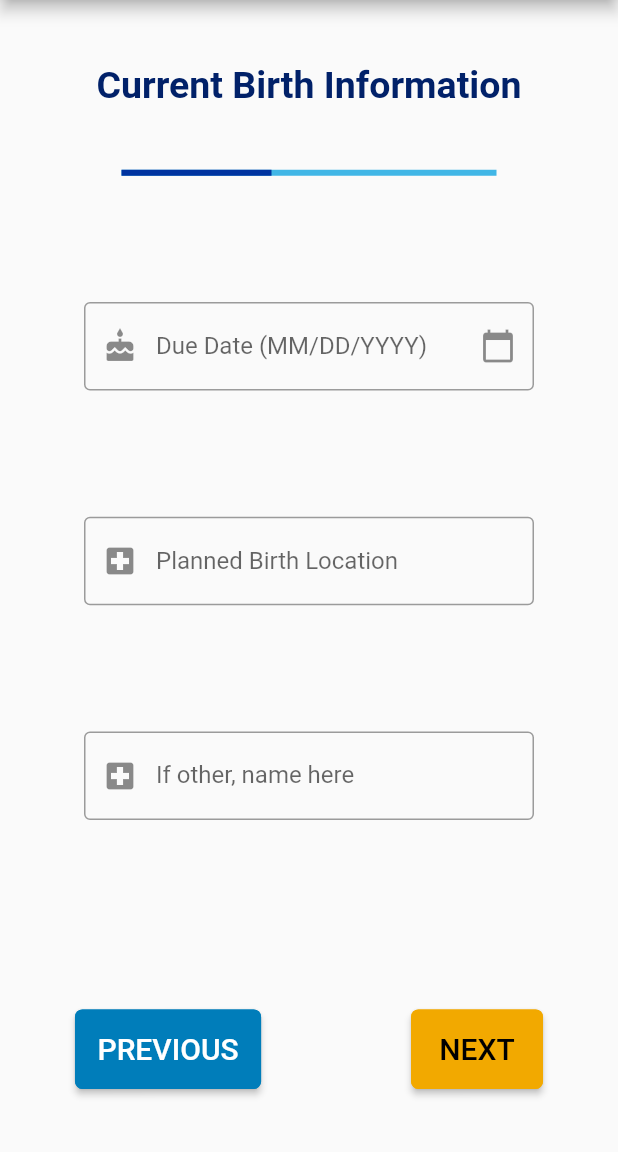
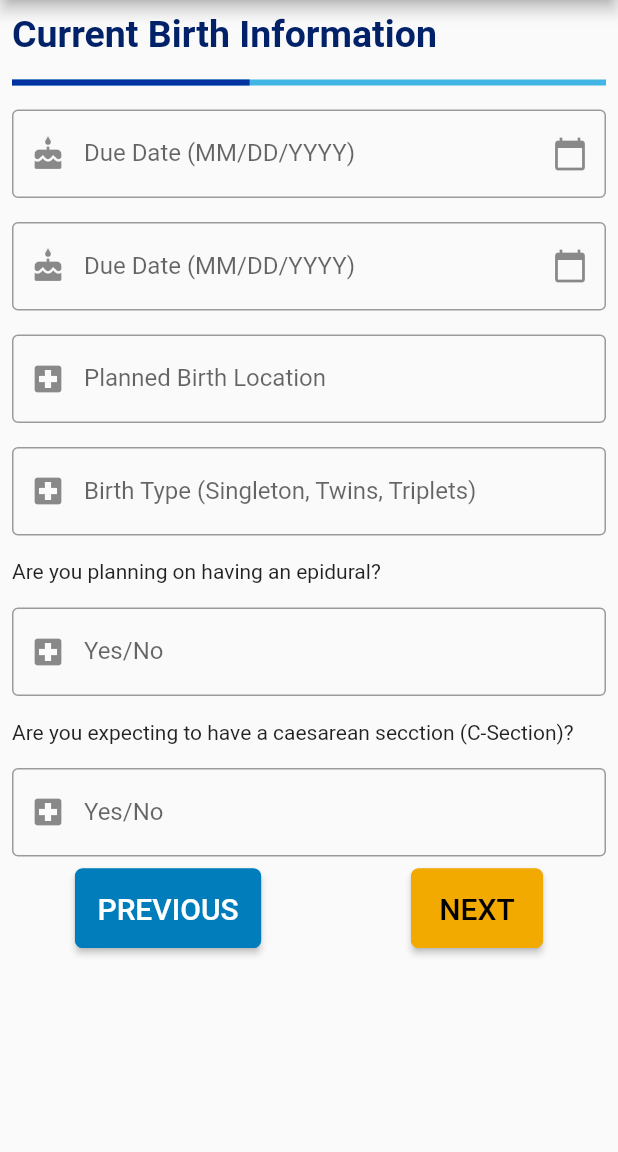
Before and after one commit to atlantadoulaconnect/adc-app, a Flutter app: the ClientAppCurrentBirthInfoPage screen opened directly with empty values, on a phone screen of 412 x 824 dp, the part 84-1236 px from its top. Run offline on Flutter 3.47's test engine with Material 2 defaults, Android fonts, the phone set to English and light mode, and no system bars; our stand-ins replace cloud_firestore, cloud_functions, firebase_auth; missing offline and left inert: calendarro; accounts and stored records are empty.

```diff
--- a/adc_app/lib/screens/applications/client_app.dart
+++ b/adc_app/lib/screens/applications/client_app.dart
@@ -521,11 +521,12 @@ class _ClientAppCurrentBirthInfoPageState
           child: Form(
             key: _formKey,
             autovalidate: false,
-        child: Column(
-          mainAxisAlignment: MainAxisAlignment.center,
+            child: ListView(
+              //mainAxisAlignment: MainAxisAlignment.center,
               children: <Widget>[
-            Spacer(),
-            Text(
+                Padding(
+                    padding: const EdgeInsets.all(8.0),
+                    child: Text(
                       'Current Birth Information',
                       style: TextStyle(
                         fontFamily: 'Roboto',
@@ -534,8 +535,10 @@ class _ClientAppCurrentBirthInfoPageState
                         fontSize: 25,
                       ),
                     ),
-            Spacer(),
-            Container(
+                ),
+                Padding(
+                    padding: const EdgeInsets.all(8.0),
+                    child: Container(
                       width: 250,
                       child: LinearProgressIndicator(
                         backgroundColor: themeColors['skyBlue'],
@@ -544,10 +547,10 @@ class _ClientAppCurrentBirthInfoPageState
                         value: 0.4,
                       ),
                     ),
-            Spacer(
-              flex: 2,
                 ),
-            Container(
+                Padding(
+                    padding: const EdgeInsets.all(8.0),
+                    child: Container(
                       width: 300.0,
                       child: TextFormField(
                         autocorrect: false,
@@ -566,10 +569,32 @@ class _ClientAppCurrentBirthInfoPageState
                         },
                       ),
                     ),
-            Spacer(
-              flex: 2,
                 ),
-            Container(
+                Padding(
+                    padding: const EdgeInsets.all(8.0),
+                    child: Container(
+                      width: 300.0,
+                      child: TextFormField(
+                        autocorrect: false,
+                        keyboardType: TextInputType.datetime,
+                        decoration: InputDecoration(
+                            border: OutlineInputBorder(),
+                            labelText: 'Due Date (MM/DD/YYYY)',
+                            prefixIcon: Icon(Icons.cake),
+                            suffixIcon: Icon(Icons.calendar_today)),
+                        controller: _dueDateController,
+                        validator: (val) {
+                          if (val.isEmpty) {
+                            return "Please enter your due date.";
+                          }
+                          return null;
+                        },
+                      ),
+                    ),
+                ),
+                Padding(
+                    padding: const EdgeInsets.all(8.0),
+                    child: Container(
                       // TODO: change to a dropdown
                       width: 300.0,
                       child: TextFormField(
@@ -588,23 +613,62 @@ class _ClientAppCurrentBirthInfoPageState
                         },
                       ),
                     ),
-            Spacer(
-              flex: 2,
                 ),
-            Container(
+                Padding(
+                    padding: const EdgeInsets.all(8.0),
+                    child: Container(
                       width: 300.0,
                       child: TextField(
                         autocorrect: false,
                         decoration: InputDecoration(
                           border: OutlineInputBorder(),
-                  labelText: 'If other, name here',
+                          labelText: 'Birth Type (Singleton, Twins, Triplets)',
                           prefixIcon: Icon(Icons.local_hospital),
                         ),
                       ),
                     ),
-            Spacer(
-              flex: 3,
                 ),
+                Padding(
+                    padding: const EdgeInsets.all(8.0),
+                    child: Text(
+                      'Are you planning on having an epidural?',
+                    ),
+                ),
+                Padding(
+                    padding: const EdgeInsets.all(8.0),
+                    child: Container(
+                      width: 300.0,
+                      child: TextField(
+                        autocorrect: false,
+                        decoration: InputDecoration(
+                          border: OutlineInputBorder(),
+                          labelText: 'Yes/No',
+                          prefixIcon: Icon(Icons.local_hospital),
+                        ),
+                      ),
+                    ),
+                ),
+                Padding(
+                    padding: const EdgeInsets.all(8.0),
+                    child: Text(
+                      'Are you expecting to have a caesarean secction (C-Section)?',
+                    ),
+                ),
+                Padding(
+                    padding: const EdgeInsets.all(8.0),
+                    child: Container(
+                      width: 300.0,
+                      child: TextField(
+                        autocorrect: false,
+                        decoration: InputDecoration(
+                          border: OutlineInputBorder(),
+                          labelText: 'Yes/No',
+                          prefixIcon: Icon(Icons.local_hospital),
+                        ),
+                      ),
+                    ),
+                ),
+
                 Row(
                     mainAxisAlignment: MainAxisAlignment.spaceAround,
                     children: <Widget>[
@@ -655,7 +719,6 @@ class _ClientAppCurrentBirthInfoPageState
                         ),
                       ),
                     ]),
-            Spacer(),
               ],
             ),
           )),
```
Lines whose indentation alone changed are shown as unchanged.
